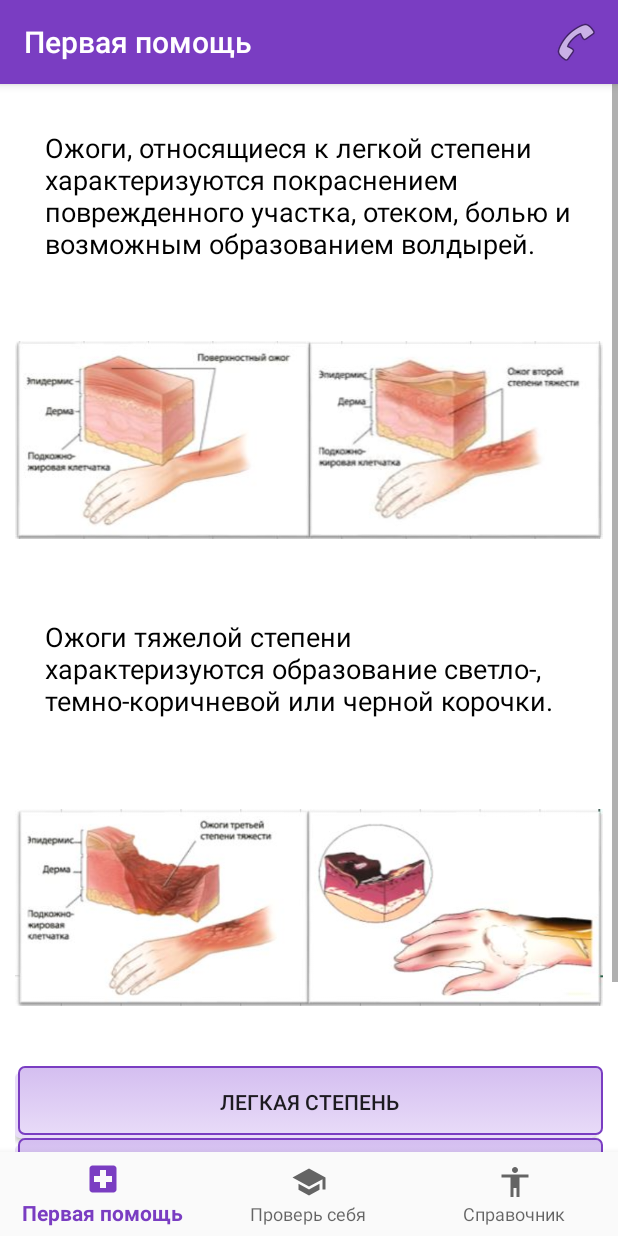
After one commit to enotRishinn/FirstAid, an Android app: the fragment BurnFragment placed in its activity, on a phone screen of 412 x 824 dp. The commit adds this screen. Run offline under Robolectric (Android 15) with nearby library versions, the phone set to English and light mode, and no system bars; libraries missing offline, so code that uses them is left out: com.mongodb.client, com.mongodb.stitch, org.bson.

Commit message:
make timer

```diff
--- /dev/null
+++ b/app/src/main/java/com/practice/firstaid/fragment/BurnFragment.java
@@ -0,0 +1,53 @@
+package com.practice.firstaid.fragment;
+
+import android.os.Bundle;
+import android.view.LayoutInflater;
+import android.view.View;
+import android.view.ViewGroup;
+import android.widget.Button;
+
+import androidx.annotation.Nullable;
+import androidx.fragment.app.Fragment;
+
+import com.practice.firstaid.R;
+import com.practice.firstaid.activity.MainActivity;
+
+public class BurnFragment extends Fragment implements View.OnClickListener  {
+    @Nullable
+    @Override
+    public View onCreateView(LayoutInflater inflater, @Nullable ViewGroup container,
+                             @Nullable Bundle savedInstanceState) {
+
+        View view = inflater.inflate(R.layout.fragment_burn, null);
+
+        Button light_btn = (Button) view.findViewById(R.id.light_btn);
+        Button tight_btn = (Button) view.findViewById(R.id.tight_btn);
+        Button back = (Button) view.findViewById(R.id.burn_back);
+        Button exit = (Button) view.findViewById(R.id.burn_exit);
+
+        light_btn.setOnClickListener(this);
+        tight_btn.setOnClickListener(this);
+        back.setOnClickListener(this);
+        exit.setOnClickListener(this);
+
+        return view;
+    }
+
+    @Override
+    public void onClick(View view) {
+        switch (view.getId()) {
+            case R.id.light_btn :
+                // TODO: 14.01.2020 Ожог легкой степени (индекс - 20)
+                break;
+            case R.id.tight_btn :
+                // TODO: 14.01.2020 Ожог тяжелой степени (индекс - 21)
+                break;
+            case R.id.burn_back :
+                ((MainActivity)getActivity()).loadFragment(new AlgorithmFragment());
+                break;
+            case R.id.burn_exit :
+                ((MainActivity)getActivity()).loadFragment(new FirstAidFragment());
+                break;
+        }
+    }
+}
--- /dev/null
+++ b/app/src/main/res/layout/fragment_burn.xml
@@ -0,0 +1,66 @@
+<?xml version="1.0" encoding="utf-8"?>
+<RelativeLayout xmlns:android="http://schemas.android.com/apk/res/android"
+    android:layout_width="match_parent"
+    android:layout_height="match_parent">
+
+    <ScrollView
+        android:layout_width="match_parent"
+        android:layout_height="match_parent">
+
+        <LinearLayout
+            android:layout_width="match_parent"
+            android:layout_height="wrap_content"
+            android:orientation="vertical"
+            android:layout_margin="10dp">
+            <TextView
+                android:layout_width="match_parent"
+                android:layout_height="wrap_content"
+                android:text="@string/burn_light"
+                android:layout_margin="20dp"
+                android:textSize="18sp"
+                android:textColor="@android:color/black"/>
+            <ImageView
+                android:layout_width="match_parent"
+                android:layout_height="wrap_content"
+                android:src="@drawable/ojoglegkiyalg"/>
+
+            <TextView
+                android:layout_width="match_parent"
+                android:layout_height="wrap_content"
+                android:text="@string/burn_tight"
+                android:layout_margin="20dp"
+                android:textSize="18sp"
+                android:textColor="@android:color/black"/>
+            <ImageView
+                android:layout_width="match_parent"
+                android:layout_height="wrap_content"
+                android:src="@drawable/ojogtyageliyalg"/>
+            <Button
+                android:id="@+id/light_btn"
+                android:layout_width="match_parent"
+                android:layout_height="wrap_content"
+                android:background="@drawable/button_selector"
+                android:text="@string/light_btn"/>
+            <Button
+                android:id="@+id/tight_btn"
+                android:layout_width="match_parent"
+                android:background="@drawable/button_selector"
+                android:layout_height="wrap_content"
+                android:text="@string/light_btn"/>
+
+            <Button
+                android:id="@+id/burn_back"
+                android:layout_width="match_parent"
+                android:layout_height="wrap_content"
+                android:background="@drawable/button_selector"
+                android:text="Назад"/>
+            <Button
+                android:id="@+id/burn_exit"
+                android:layout_width="match_parent"
+                android:layout_height="wrap_content"
+                android:background="@drawable/button_selector"
+                android:text="Выход"/>
+        </LinearLayout>
+    </ScrollView>
+
+</RelativeLayout>
--- a/app/src/main/res/values/strings.xml
+++ b/app/src/main/res/values/strings.xml
@@ -24,4 +24,7 @@
     <string name="back">Назад</string>
     <string name="exit">Выход</string>
     <string name="metronom">Метроном для непрямого массажа сердца</string>
+    <string name="burn_light">Ожоги, относящиеся к легкой степени характеризуются покраснением поврежденного участка, отеком, болью и возможным образованием волдырей.</string>
+    <string name="burn_tight">Ожоги тяжелой степени характеризуются образование светло-, темно-коричневой или черной корочки.</string>
+    <string name="light_btn">Легкая степень</string>
 </resources>
```
Also changed, not shown: app/src/main/java/com/practice/firstaid/fragment/AlgorithmFragment.java (+129 -76 lines), app/src/main/java/com/practice/firstaid/fragment/BiteFragment.java (added, +32 -0 lines), app/src/main/res/layout/fragment_bite.xml (added, +53 -0 lines).
